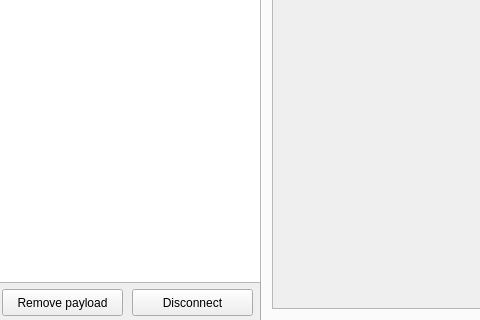
Above: src/analyzer/gui/analyzer.ui from GreenDayBoy/emu before the change; both pictures show x 0 to 480 and y 578 to 898 of the 868 by 898 pixel window. Below: the same form after it.
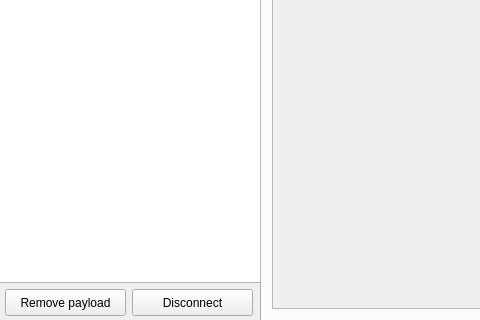
That is the form after the change.

Diff of the .ui file:
```diff
--- a/src/analyzer/gui/analyzer.ui
+++ b/src/analyzer/gui/analyzer.ui
@@ -339,7 +339,7 @@
    <widget class="QPushButton" name="removePayloadButton">
     <property name="geometry">
      <rect>
-      <x>2</x>
+      <x>5</x>
       <y>867</y>
       <width>121</width>
       <height>27</height>
```
